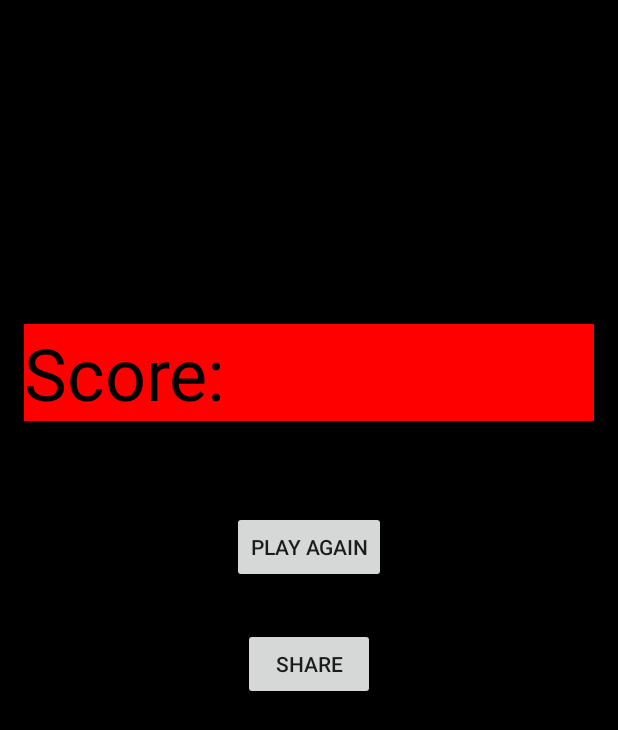
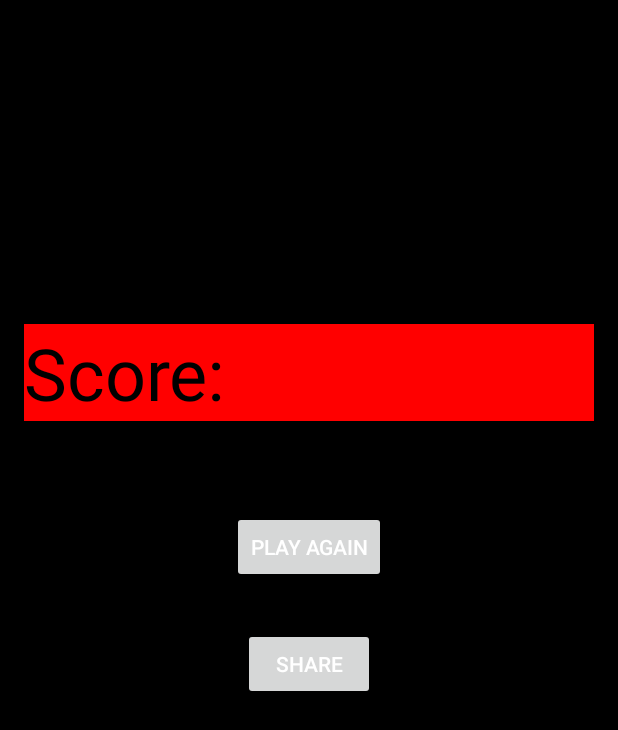
Before and after one commit to spartanhaden/Pong, an Android app: the layout activity_post_game.xml on its own in the app's theme, with its tools: preview values and no code run, on a phone screen of 412 x 824 dp. Shown: the top 730 px of the screen. Run offline under Robolectric (Android 15) with nearby library versions, the phone set to English and light mode, and no system bars.

Commit message:
Tried to get share intent to work. It does not yet. Play again works. and restricted player paddel so it does not go off the screen

```diff
--- a/app/src/main/java/com/hadenw/pong/Game.java
+++ b/app/src/main/java/com/hadenw/pong/Game.java
@@ -6,7 +6,7 @@ import android.os.Bundle;
 import android.os.CountDownTimer;
 import android.widget.TextView;
 
-public class Game extends Activity {
+public class Game extends Activity{
 	@Override
 	protected void onCreate(Bundle savedInstanceState) {
 		super.onCreate(savedInstanceState);
@@ -22,7 +22,7 @@ public class Game extends Activity {
 
 			@Override
 			public void onFinish() {
-				startActivity(new Intent(Game.this, MenuActivity.class));
+				startActivity(new Intent(Game.this, PostGameActivity.class));
 				finish();
 			}
 		}.start();
--- a/app/src/main/java/com/hadenw/pong/GameView.java
+++ b/app/src/main/java/com/hadenw/pong/GameView.java
@@ -73,9 +73,9 @@ public class GameView extends View {
     }
 
     private void setPlayerPaddle() {
-        if (touchX - paddleWidth < 0) {
+        if (touchX - paddleWidth/2 < 0) {
             playerPaddle.set(0, getHeight() - paddleHeight - 100f, paddleWidth, getHeight() - 100f);
-        } else if (touchX + paddleWidth > getWidth()) {
+        } else if (touchX + paddleWidth/2 > getWidth()) {
             playerPaddle.set(getWidth() - paddleWidth, getHeight() - paddleHeight - 100f,
                     getWidth(), getHeight() - 100f);
         } else
--- a/app/src/main/res/layout/activity_menu.xml
+++ b/app/src/main/res/layout/activity_menu.xml
@@ -40,7 +40,7 @@
 				android:layout_marginBottom="10dp"
 				android:layout_width="189dp"
 				android:layout_height="wrap_content"
-				android:text="Single Player"
+				android:text="Play"
 				android:id="@+id/button_Single_Player"
 				android:layout_gravity="center_horizontal"
 				android:background="#ff7dfffc"
--- a/app/src/main/res/layout/activity_post_game.xml
+++ b/app/src/main/res/layout/activity_post_game.xml
@@ -17,7 +17,8 @@
         android:background="#ffff0000"
         android:text="Score: "
         android:textSize="48sp"
-        android:layout_marginTop="200dp" />
+        android:layout_marginTop="200dp"
+        android:id="@+id/shareText"/>
     <Button
         android:layout_width="wrap_content"
         android:layout_height="wrap_content"
@@ -25,13 +26,16 @@
         android:text="Play Again"
         android:id="@+id/button_Play_Again"
         android:layout_marginTop="60dp"
-        android:layout_marginBottom="30dp" />
+        android:layout_marginBottom="30dp"
+        android:textColor="#ffffffff"/>
     <Button
         android:layout_width="wrap_content"
         android:layout_height="wrap_content"
         android:text="Share"
         android:id="@+id/button_Share"
-        android:layout_gravity="center" />
+        android:layout_gravity="center"
+        android:textColor="#ffffffff"
+       />
 
 
 </LinearLayout>
```
Also changed, not shown: app/src/main/java/com/hadenw/pong/PostGameActivity.java (+29 -4 lines).
